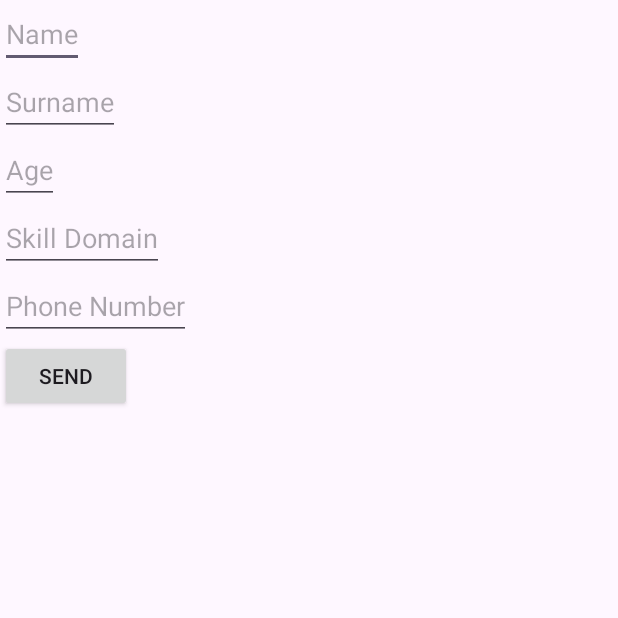
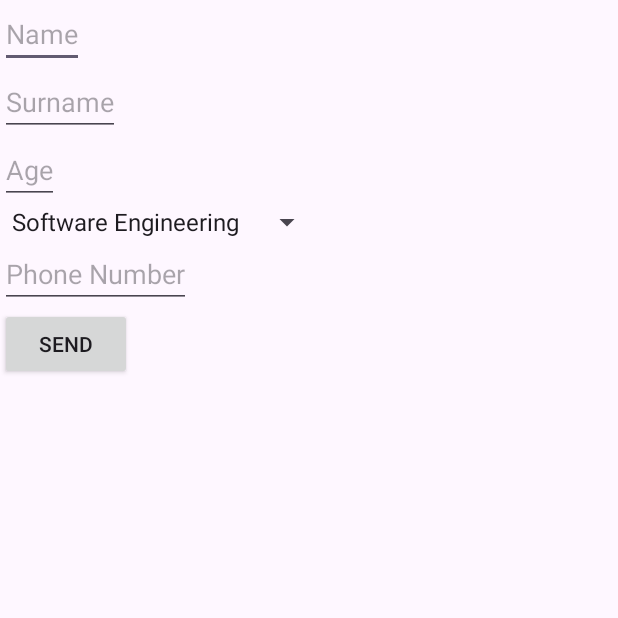
Before and after one commit to TheKing4012/DevMobile, an Android app: the screen it shows after launch (MainActivity), on a phone screen of 412 x 824 dp, the top half of it. Run offline under Robolectric (Android 15) with nearby library versions, the phone set to English and light mode, and no system bars.

Commit message:
change the type of skillDomain to spinner

```diff
--- a/TP1/app/src/main/res/layout/activity_main.xml
+++ b/TP1/app/src/main/res/layout/activity_main.xml
@@ -12,9 +12,9 @@
 
     <!--Exo 3 -->
     <EditText android:id="@+id/editTextName"
-    android:layout_width="wrap_content"
-    android:layout_height="wrap_content"
-    android:hint="@string/text_name" />
+        android:layout_width="wrap_content"
+        android:layout_height="wrap_content"
+        android:hint="@string/text_name" />
     <EditText android:id="@+id/editTextSurname"
         android:layout_width="wrap_content"
         android:layout_height="wrap_content"
@@ -24,9 +24,11 @@
         android:layout_height="wrap_content"
         android:inputType="numberSigned"
         android:hint="@string/text_age" />
-    <EditText android:id="@+id/editTextSkillDomain"
+    <Spinner
+        android:id="@+id/editTextSkillDomain"
         android:layout_width="wrap_content"
         android:layout_height="wrap_content"
+        android:entries="@array/skillDomains"
         android:hint="@string/text_skillDomain" />
     <EditText android:id="@+id/editTextPhoneNumber"
         android:layout_width="wrap_content"
--- a/TP1/app/src/main/res/values/strings.xml
+++ b/TP1/app/src/main/res/values/strings.xml
@@ -6,4 +6,9 @@
     <string name="text_skillDomain">Skill Domain</string>
     <string name="text_phoneNumber">Phone Number</string>
     <string name="text_btn_send">Send</string>
+    <string-array name="skillDomains">
+        <item>Software Engineering</item>
+        <item>Artificial Intelligence</item>
+        <item>Algorithmics</item>
+    </string-array>
 </resources>
```
Also changed, not shown: 2 other files.
